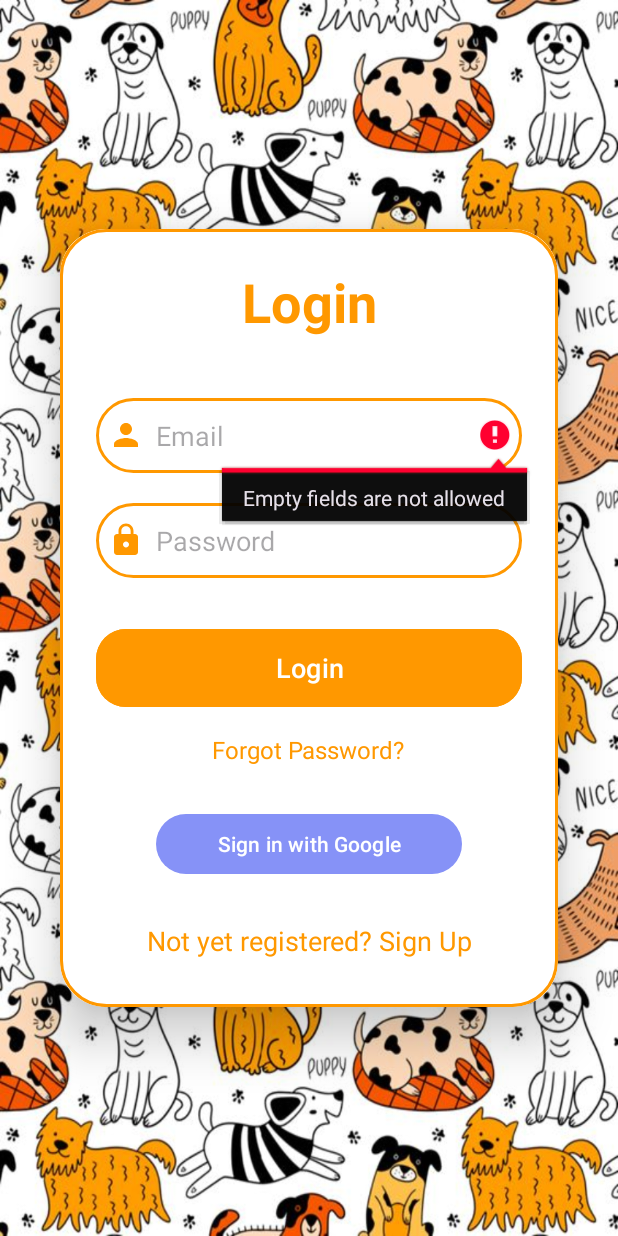
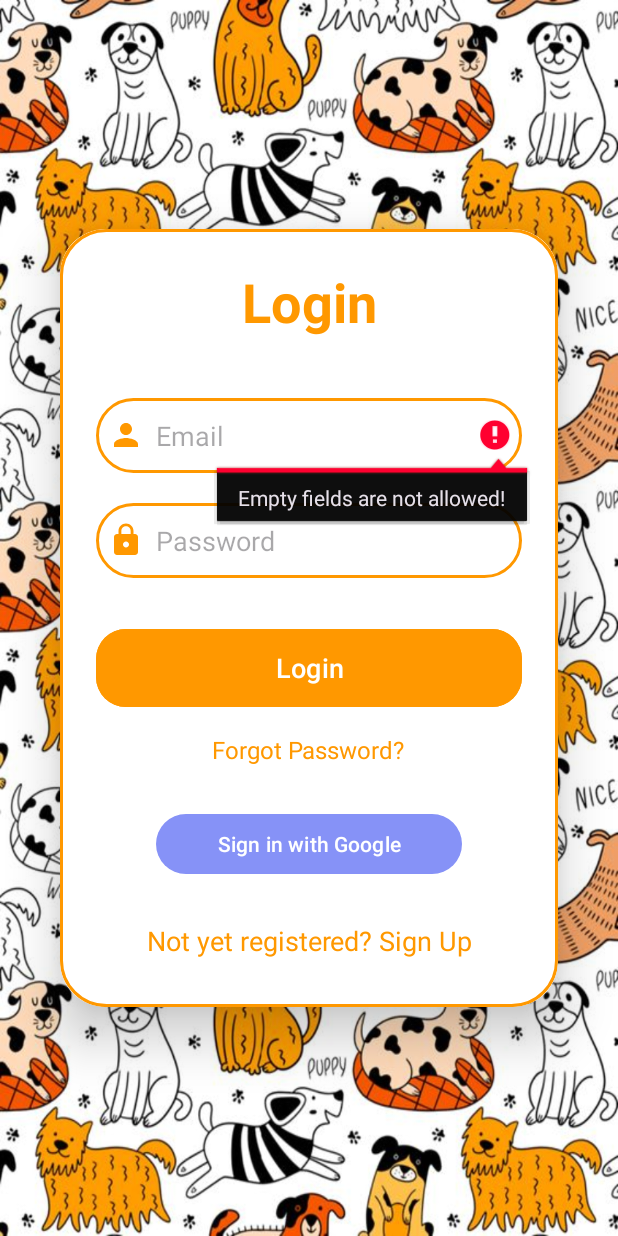
Before and after one commit to DmtrPpl/PetCareAndroidApp, an Android app: the LoginActivity screen opened directly, with no data from a screen before it, after a tap on "Login", on a phone screen of 412 x 824 dp. Run offline under Robolectric (Android 15) with nearby library versions, the phone set to English and light mode, and no system bars; our stand-ins replace Firebase (no records; nobody signed in at launch, a user with empty details on screens opened directly); libraries missing offline, so code that uses them is left out: com.developer.gbuttons; plain views replace GoogleSignInButton; 2 statements that could not run were skipped.

Commit message:
Add some changes

```diff
--- a/app/src/main/java/com/example/petcare/LoginActivity.java
+++ b/app/src/main/java/com/example/petcare/LoginActivity.java
@@ -83,7 +83,7 @@ public class LoginActivity extends AppCompatActivity {
                     loginPassword.setError("Empty fields are not allowed");
                 }
             } else if (email.isEmpty()) {
-                loginEmail.setError("Empty fields are not allowed");
+                loginEmail.setError("Empty fields are not allowed!");
             } else {
                 loginEmail.setError("Please enter correct email");
             }
```
